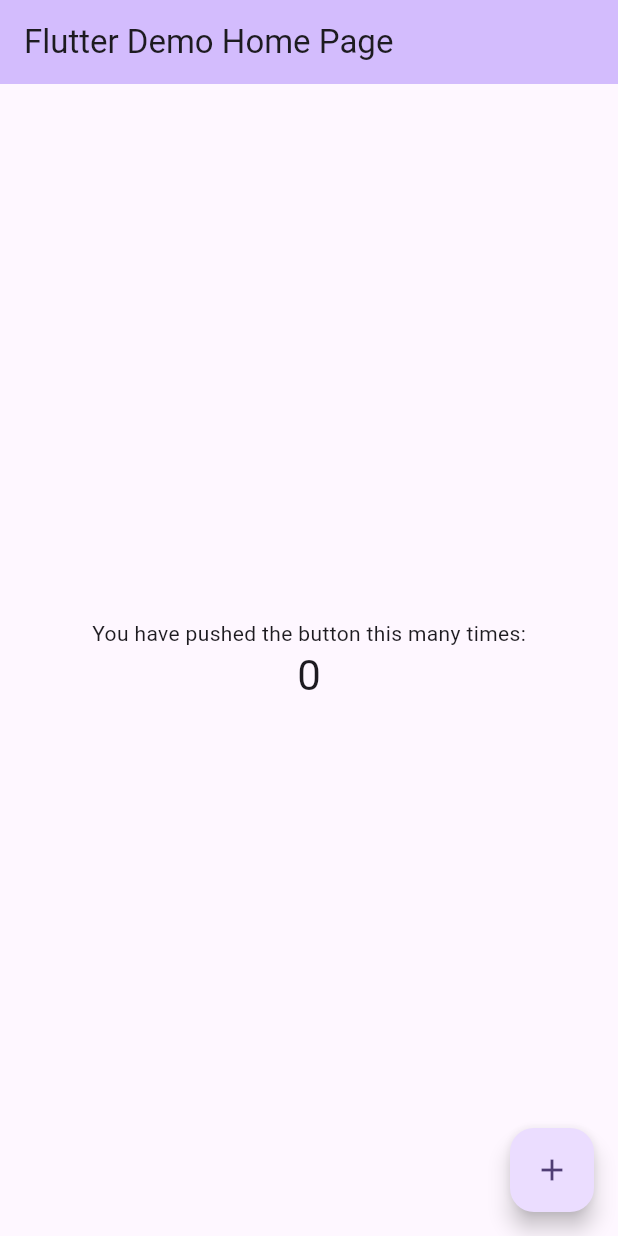
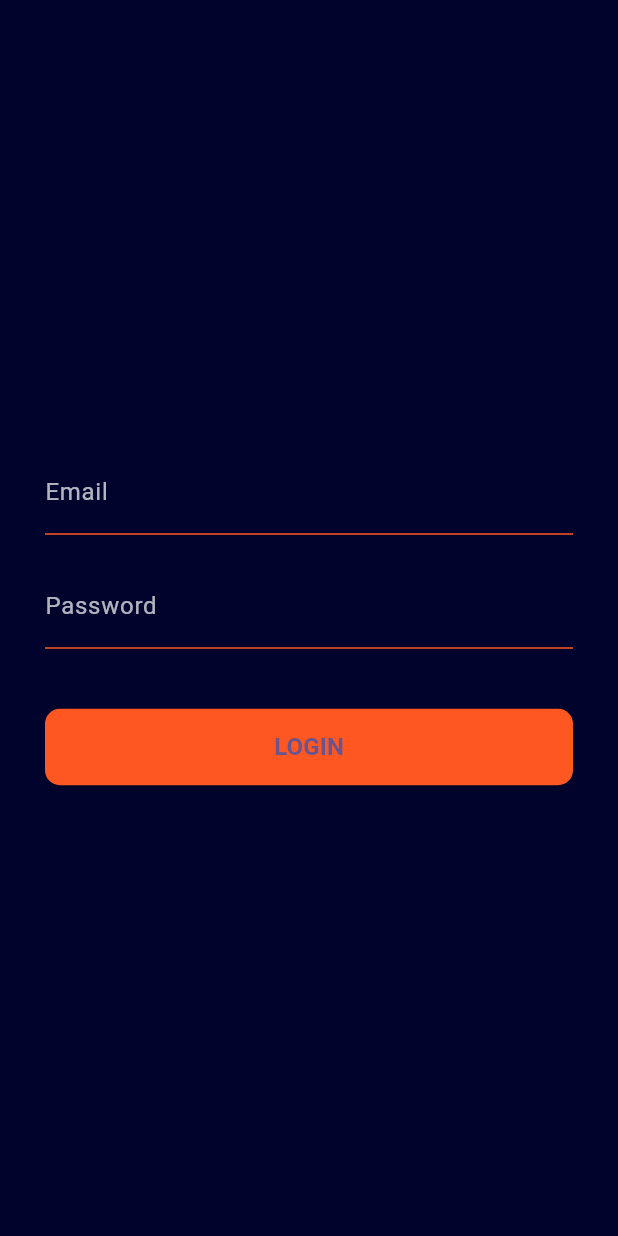
Before and after one commit to NauvalNabil/myinventory_si_23_a2, a Flutter app: the screen it shows after launch, on a phone screen of 412 x 824 dp. Run offline on Flutter 3.47's test engine with Material 3 defaults, Android fonts, the phone set to English and light mode, and no system bars.

Commit message:
membuat tampilan login

```diff
--- a/lib/login.dart
+++ b/lib/login.dart
@@ -0,0 +1,115 @@
+import 'package:flutter/material.dart';
+
+void main() {
+  runApp(const MyApp());
+}
+
+class MyApp extends StatelessWidget {
+  const MyApp({super.key});
+
+  @override
+  Widget build(BuildContext context) {
+    return const MaterialApp(
+      debugShowCheckedModeBanner: false,
+      home: LoginPage(),
+    );
+  }
+}
+
+class LoginPage extends StatefulWidget {
+  const LoginPage({super.key});
+
+  @override
+  State<LoginPage> createState() => _LoginPageState();
+}
+
+class _LoginPageState extends State<LoginPage> {
+  final TextEditingController emailController = TextEditingController();
+  final TextEditingController passwordController = TextEditingController();
+
+  void login() {
+    final email = emailController.text.trim();
+    final password = passwordController.text;
+
+    if (email.isEmpty || password.isEmpty) {
+      ScaffoldMessenger.of(context).showSnackBar(
+        const SnackBar(content: Text('Email dan password harus diisi')),
+      );
+    } else {
+      ScaffoldMessenger.of(
+        context,
+      ).showSnackBar(SnackBar(content: Text('Login berhasil sebagai $email')));
+    }
+  }
+
+  @override
+  Widget build(BuildContext context) {
+    return Scaffold(
+      backgroundColor: const Color(0xFF00042D),
+      body: Padding(
+        padding: const EdgeInsets.symmetric(horizontal: 30),
+        child: Column(
+          mainAxisAlignment: MainAxisAlignment.center,
+          children: [
+            // Logo DIHAPUS DI SINI
+            // const SizedBox(height: 50), // Optional spacing
+
+            // Email input
+            TextField(
+              controller: emailController,
+              style: const TextStyle(color: Colors.white),
+              decoration: const InputDecoration(
+                labelText: 'Email',
+                labelStyle: TextStyle(color: Colors.white70),
+                enabledBorder: UnderlineInputBorder(
+                  borderSide: BorderSide(color: Colors.deepOrange),
+                ),
+                focusedBorder: UnderlineInputBorder(
+                  borderSide: BorderSide(color: Colors.orangeAccent),
+                ),
+              ),
+            ),
+            const SizedBox(height: 20),
+
+            // Password input
+            TextField(
+              controller: passwordController,
+              obscureText: true,
+              style: const TextStyle(color: Colors.white),
+              decoration: const InputDecoration(
+                labelText: 'Password',
+                labelStyle: TextStyle(color: Colors.white70),
+                enabledBorder: UnderlineInputBorder(
+                  borderSide: BorderSide(color: Colors.deepOrange),
+                ),
+                focusedBorder: UnderlineInputBorder(
+                  borderSide: BorderSide(color: Colors.orangeAccent),
+                ),
+              ),
+            ),
+            const SizedBox(height: 40),
+
+            // Login Button
+            SizedBox(
+              width: double.infinity,
+              child: ElevatedButton(
+                onPressed: login,
+                style: ElevatedButton.styleFrom(
+                  backgroundColor: Colors.deepOrange,
+                  padding: const EdgeInsets.symmetric(vertical: 14),
+                  shape: RoundedRectangleBorder(
+                    borderRadius: BorderRadius.circular(10),
+                  ),
+                ),
+                child: const Text(
+                  'LOGIN',
+                  style: TextStyle(fontSize: 16, fontWeight: FontWeight.bold),
+                ),
+              ),
+            ),
+          ],
+        ),
+      ),
+    );
+  }
+}
--- a/lib/main.dart
+++ b/lib/main.dart
@@ -1,4 +1,5 @@
 import 'package:flutter/material.dart';
+import 'package:myinventory_si_23_a2/login.dart';
 
 void main() {
   runApp(const MyApp());
@@ -7,116 +8,14 @@ void main() {
 class MyApp extends StatelessWidget {
   const MyApp({super.key});
 
-  // This widget is the root of your application.
   @override
   Widget build(BuildContext context) {
     return MaterialApp(
       title: 'Flutter Demo',
       theme: ThemeData(
-        // This is the theme of your application.
-        //
-        // TRY THIS: Try running your application with "flutter run". You'll see
-        // the application has a purple toolbar. Then, without quitting the app,
-        // try changing the seedColor in the colorScheme below to Colors.green
-        // and then invoke "hot reload" (save your changes or press the "hot
-        // reload" button in a Flutter-supported IDE, or press "r" if you used
-        // the command line to start the app).
-        //
-        // Notice that the counter didn't reset back to zero; the application
-        // state is not lost during the reload. To reset the state, use hot
-        // restart instead.
-        //
-        // This works for code too, not just values: Most code changes can be
-        // tested with just a hot reload.
         colorScheme: ColorScheme.fromSeed(seedColor: Colors.deepPurple),
       ),
-      home: const MyHomePage(title: 'Flutter Demo Home Page'),
+      home: const LoginPage(),
     );
   }
 }
-
-class MyHomePage extends StatefulWidget {
-  const MyHomePage({super.key, required this.title});
-
-  // This widget is the home page of your application. It is stateful, meaning
-  // that it has a State object (defined below) that contains fields that affect
-  // how it looks.
-
-  // This class is the configuration for the state. It holds the values (in this
-  // case the title) provided by the parent (in this case the App widget) and
-  // used by the build method of the State. Fields in a Widget subclass are
-  // always marked "final".
-
-  final String title;
-
-  @override
-  State<MyHomePage> createState() => _MyHomePageState();
-}
-
-class _MyHomePageState extends State<MyHomePage> {
-  int _counter = 0;
-
-  void _incrementCounter() {
-    setState(() {
-      // This call to setState tells the Flutter framework that something has
-      // changed in this State, which causes it to rerun the build method below
-      // so that the display can reflect the updated values. If we changed
-      // _counter without calling setState(), then the build method would not be
-      // called again, and so nothing would appear to happen.
-      _counter++;
-    });
-  }
-
-  @override
-  Widget build(BuildContext context) {
-    // This method is rerun every time setState is called, for instance as done
-    // by the _incrementCounter method above.
-    //
-    // The Flutter framework has been optimized to make rerunning build methods
-    // fast, so that you can just rebuild anything that needs updating rather
-    // than having to individually change instances of widgets.
-    return Scaffold(
-      appBar: AppBar(
-        // TRY THIS: Try changing the color here to a specific color (to
-        // Colors.amber, perhaps?) and trigger a hot reload to see the AppBar
-        // change color while the other colors stay the same.
-        backgroundColor: Theme.of(context).colorScheme.inversePrimary,
-        // Here we take the value from the MyHomePage object that was created by
-        // the App.build method, and use it to set our appbar title.
-        title: Text(widget.title),
-      ),
-      body: Center(
-        // Center is a layout widget. It takes a single child and positions it
-        // in the middle of the parent.
-        child: Column(
-          // Column is also a layout widget. It takes a list of children and
-          // arranges them vertically. By default, it sizes itself to fit its
-          // children horizontally, and tries to be as tall as its parent.
-          //
-          // Column has various properties to control how it sizes itself and
-          // how it positions its children. Here we use mainAxisAlignment to
-          // center the children vertically; the main axis here is the vertical
-          // axis because Columns are vertical (the cross axis would be
-          // horizontal).
-          //
-          // TRY THIS: Invoke "debug painting" (choose the "Toggle Debug Paint"
-          // action in the IDE, or press "p" in the console), to see the
-          // wireframe for each widget.
-          mainAxisAlignment: MainAxisAlignment.center,
-          children: <Widget>[
-            const Text('You have pushed the button this many times:'),
-            Text(
-              '$_counter',
-              style: Theme.of(context).textTheme.headlineMedium,
-            ),
-          ],
-        ),
-      ),
-      floatingActionButton: FloatingActionButton(
-        onPressed: _incrementCounter,
-        tooltip: 'Increment',
-        child: const Icon(Icons.add),
-      ), // This trailing comma makes auto-formatting nicer for build methods.
-    );
-  }
-}
```
